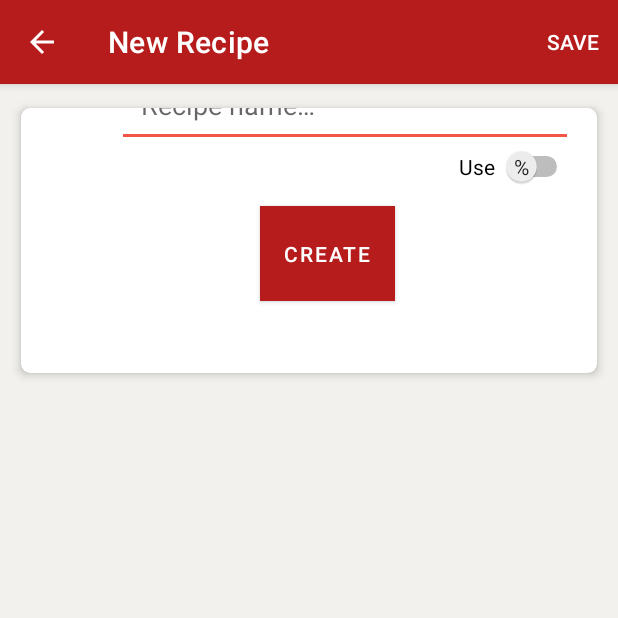
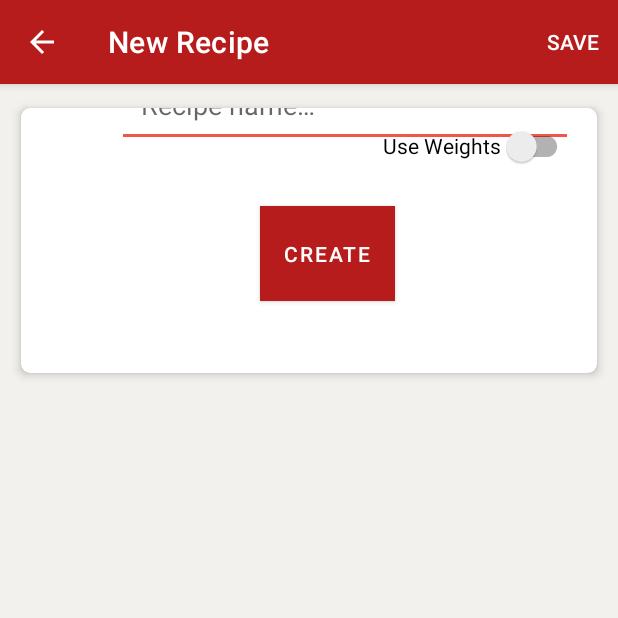
Before and after one commit to f-ale/Baker-s-Recipes, an Android app: the EditRecipeActivity screen opened directly, with no data from a screen before it, on a phone screen of 412 x 824 dp, the top half of it. Run offline under Robolectric (Android 15) with nearby library versions, the phone set to English and light mode, and no system bars; our stand-ins replace Room's generated code.

```diff
--- a/app/src/main/java/com/francescoalessi/recipes/editing/EditRecipeActivity.java
+++ b/app/src/main/java/com/francescoalessi/recipes/editing/EditRecipeActivity.java
@@ -4,6 +4,7 @@ import androidx.annotation.NonNull;
 import androidx.annotation.Nullable;
 import androidx.appcompat.app.ActionBar;
 import androidx.appcompat.app.AppCompatActivity;
+import androidx.appcompat.widget.SwitchCompat;
 import androidx.fragment.app.DialogFragment;
 import androidx.lifecycle.LiveData;
 import androidx.lifecycle.Observer;
@@ -25,6 +26,7 @@ import android.widget.EditText;
 import android.widget.ImageButton;
 import android.widget.Switch;
 import android.widget.TextView;
+import android.widget.ToggleButton;
 
 import com.bumptech.glide.Glide;
 import com.francescoalessi.recipes.MainActivity;
@@ -86,7 +88,7 @@ public class EditRecipeActivity extends AppCompatActivity implements View.OnClic
         mIngredientsRecyclerView.setAdapter(mAdapter);
         mIngredientsRecyclerView.setLayoutManager(new LinearLayoutManager(this));
 
-        Switch mSwitch = findViewById(R.id.btn_weight_switch);
+        SwitchCompat mSwitch = findViewById(R.id.btn_weight_switch);
         mSwitch.setOnCheckedChangeListener(this);
 
         Intent intent = getIntent();
@@ -327,6 +329,7 @@ public class EditRecipeActivity extends AppCompatActivity implements View.OnClic
         }
     }
 
+    // Launches dialog for editing ingredients
     public void launchEditDialogForId(int ingredientId, String ingredientName, double ingredientPercent)
     {
         DialogFragment newFragment = new NewIngredientDialogFragment();
@@ -334,6 +337,7 @@ public class EditRecipeActivity extends AppCompatActivity implements View.OnClic
         arguments.putInt("INGREDIENT_ID", ingredientId);
         arguments.putString("INGREDIENT_NAME", ingredientName);
         arguments.putDouble("INGREDIENT_PERCENT", ingredientPercent);
+        arguments.putBoolean("BY_WEIGHT", mAdapter.isByWeight());
         newFragment.setArguments(arguments);
         newFragment.show(getSupportFragmentManager(), "newIngredient");
     }
@@ -344,8 +348,9 @@ public class EditRecipeActivity extends AppCompatActivity implements View.OnClic
     }
 
     @Override
-    public void onCheckedChanged(CompoundButton compoundButton, boolean b)
+    public void onCheckedChanged(CompoundButton compoundButton, boolean byWeight)
     {
+        SwitchCompat switchButton = (SwitchCompat) compoundButton;
         mAdapter.switchRepresentation();
     }
 }
--- a/app/src/main/java/com/francescoalessi/recipes/editing/NewIngredientDialogFragment.java
+++ b/app/src/main/java/com/francescoalessi/recipes/editing/NewIngredientDialogFragment.java
@@ -99,6 +99,12 @@ public class NewIngredientDialogFragment extends DialogFragment
                     double percent = arguments.getDouble("INGREDIENT_PERCENT");
                     ingredientPercentEditText.setText(RecipeUtils.getFormattedIngredientPercent(percent,""));
                 }
+                else
+                {
+                    boolean byWeight = arguments.getBoolean("BY_WEIGHT", false);
+                    if(byWeight)
+                        ingredientPercentEditText.setHint(R.string.ingredient_weight_hint);
+                }
             }
         }
     }
--- a/app/src/main/java/com/francescoalessi/recipes/editing/adapters/IngredientListAdapter.java
+++ b/app/src/main/java/com/francescoalessi/recipes/editing/adapters/IngredientListAdapter.java
@@ -125,6 +125,11 @@ public class IngredientListAdapter extends RecyclerView.Adapter<IngredientListAd
         notifyDataSetChanged();
     }
 
+    public boolean isByWeight()
+    {
+        return byWeight;
+    }
+
     public void showPercent()
     {
         calculateQuantities = false;
--- a/app/src/main/res/layout/activity_edit_recipe.xml
+++ b/app/src/main/res/layout/activity_edit_recipe.xml
@@ -4,7 +4,8 @@
     xmlns:tools="http://schemas.android.com/tools"
     xmlns:card_view="http://schemas.android.com/apk/res-auto"
     android:layout_width="match_parent"
-    android:layout_height="match_parent">
+    android:layout_height="match_parent"
+    android:importantForAutofill="noExcludeDescendants">
 
     <ScrollView
         android:id="@+id/scrollView"
@@ -113,7 +114,7 @@
                     app:srcCompat="@drawable/ic_action_pick_image"
                     android:contentDescription="@string/pick_image_button" />
 
-                <Switch
+                <androidx.appcompat.widget.SwitchCompat
                     android:id="@+id/btn_weight_switch"
                     android:layout_width="wrap_content"
                     android:layout_height="wrap_content"
@@ -121,8 +122,7 @@
                     android:showText="true"
                     android:switchPadding="4dp"
                     android:text="@string/use"
-                    android:textOff="%"
-                    android:textOn="g"
+                    app:layout_constraintBottom_toBottomOf="@+id/tv_ingredients_label"
                     app:layout_constraintEnd_toEndOf="@+id/et_recipe"
                     app:layout_constraintTop_toTopOf="@+id/tv_ingredients_label" />
 
--- a/app/src/main/res/layout/dialog_new_ingredient.xml
+++ b/app/src/main/res/layout/dialog_new_ingredient.xml
@@ -3,7 +3,8 @@
     xmlns:app="http://schemas.android.com/apk/res-auto"
     android:layout_width="match_parent"
     android:layout_height="match_parent"
-    android:orientation="vertical">
+    android:orientation="vertical"
+    android:importantForAutofill="noExcludeDescendants">
 
     <EditText
         android:id="@+id/et_ingredient_name"
@@ -17,6 +18,7 @@
         android:inputType="textPersonName"
         android:maxLength="30"
         android:padding="16dp"
+        android:autofillHints=""
         app:layout_constraintEnd_toEndOf="parent"
         app:layout_constraintStart_toStartOf="parent"
         app:layout_constraintTop_toTopOf="parent" />
--- a/app/src/main/res/layout/dialog_new_recipe.xml
+++ b/app/src/main/res/layout/dialog_new_recipe.xml
@@ -2,7 +2,8 @@
 <androidx.constraintlayout.widget.ConstraintLayout xmlns:android="http://schemas.android.com/apk/res/android"
     xmlns:app="http://schemas.android.com/apk/res-auto"
     android:layout_width="match_parent"
-    android:layout_height="match_parent">
+    android:layout_height="match_parent"
+    android:importantForAutofill="noExcludeDescendants">
 
     <EditText
         android:id="@+id/et_recipe_name"
--- a/app/src/main/res/values/strings.xml
+++ b/app/src/main/res/values/strings.xml
@@ -11,6 +11,7 @@
     <string name="recipe_thumbnail_desc">Recipe Thumbnail</string>
     <string name="ingredient_name_hint">Ingredient name…</string>
     <string name="ingredient_percent_hint">Ingredient percent…</string>
+    <string name="ingredient_weight_hint">Ingredient weight…</string>
     <string name="editing_recipe_title">Editing %1$s</string>
     <string name="new_recipe">New Recipe</string>
     <string name="new_ingredient">New Ingredient</string>
@@ -20,7 +21,7 @@
     <string name="no_recipe">No recipe</string>
     <string name="tap_to_add_recipe">Tap + to create a recipe.</string>
     <string name="pick_image_button">Pick Image Button</string>
-    <string name="use">Use </string>
+    <string name="use">Use Weights </string>
     <string name="save">Save</string>
     <string name="edit_ingredient_button">Edit Ingredient Button</string>
     <string name="edit_recipe">Edit Recipe</string>
```
Also changed, not shown: app/src/main/java/com/francescoalessi/recipes/data/RecipeRoomDatabase.java (+1 -8 lines).
